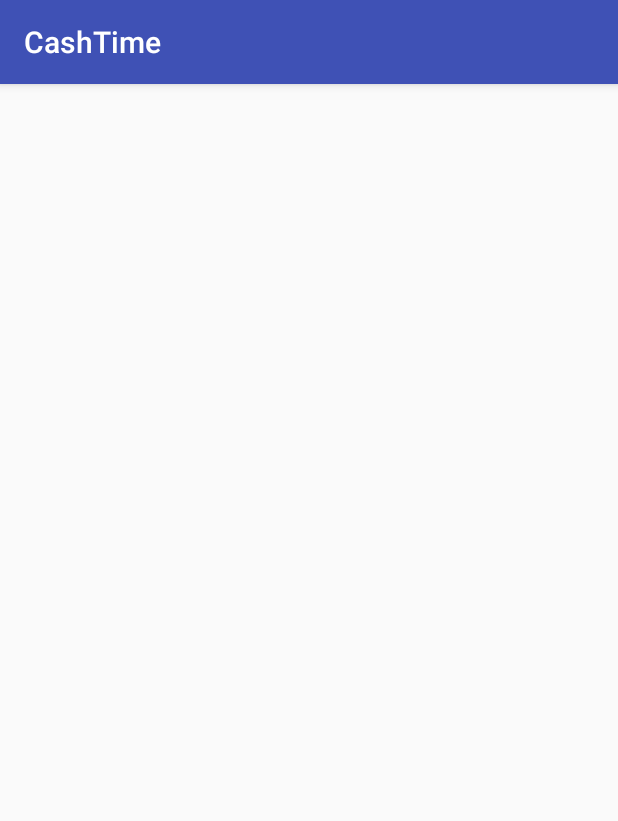
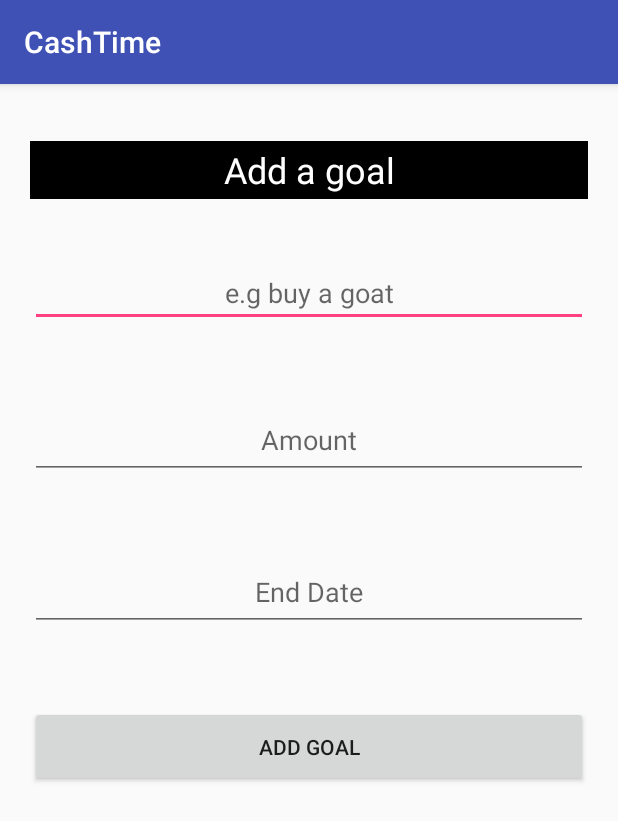
Before and after one commit to datalabuganda/CashTime, an Android app: the AddGoalActivity screen opened directly, with no data from a screen before it, on a phone screen of 412 x 824 dp. Shown: the top 821 px of the screen. Run offline under Robolectric (Android 15) with nearby library versions, the phone set to English and light mode, and no system bars.

Commit message:
modified add goal layout

```diff
--- a/app/src/main/res/layout/activity_add_goal.xml
+++ b/app/src/main/res/layout/activity_add_goal.xml
@@ -1,9 +1,71 @@
 <?xml version="1.0" encoding="utf-8"?>
-<android.support.constraint.ConstraintLayout xmlns:android="http://schemas.android.com/apk/res/android"
+<LinearLayout xmlns:android="http://schemas.android.com/apk/res/android"
     xmlns:app="http://schemas.android.com/apk/res-auto"
     xmlns:tools="http://schemas.android.com/tools"
     android:layout_width="match_parent"
+    android:orientation="vertical"
+    android:padding="20dp"
     android:layout_height="match_parent"
-    tools:context="com.cashtime.cashtimefinal.AddGoalActivity">
+    tools:context="com.cashtime.cashtimefinal.AddGoalActivity"
+    android:weightSum="1">
 
-</android.support.constraint.ConstraintLayout>
+    <TextView
+        android:id="@+id/textView2"
+        android:layout_width="match_parent"
+        android:layout_height="wrap_content"
+        android:gravity="center"
+        android:textSize="24dp"
+        android:textColor="#FFFFFF"
+        android:background="#000"
+        android:layout_marginTop="18dp"
+        android:layout_marginBottom="40dp"
+        android:text="@string/add_a_goal"
+        android:layout_alignParentTop="true"
+        android:layout_alignParentLeft="true"
+        android:layout_alignParentStart="true"
+        android:layout_weight="0.02" />
+
+    <EditText
+        android:id="@+id/etGoalName"
+        android:layout_width="match_parent"
+        android:layout_height="wrap_content"
+        android:layout_marginBottom="20dp"
+        android:ems="10"
+        android:inputType="textPersonName"
+        android:textAlignment="center"
+        android:hint="e.g buy a goat" />
+
+    <EditText
+        android:id="@+id/etGoalAmount"
+        android:layout_width="match_parent"
+        android:layout_height="wrap_content"
+        android:layout_weight="0.02"
+        android:layout_marginTop="30dp"
+        android:layout_marginBottom="20dp"
+        android:textAlignment="center"
+        android:hint="Amount"
+        android:ems="10"
+        android:inputType="number" />
+
+    <EditText
+        android:id="@+id/etGoalEndDate"
+        android:layout_width="match_parent"
+        android:layout_height="wrap_content"
+        android:layout_weight="0.02"
+        android:layout_marginTop="30dp"
+        android:layout_marginBottom="20dp"
+        android:textAlignment="center"
+        android:hint="End Date"
+        android:ems="10"
+        android:inputType="number" />
+
+    <Button
+        android:id="@+id/btnAddGoal"
+        android:layout_width="match_parent"
+        android:layout_height="wrap_content"
+        android:layout_weight="0.02"
+        android:layout_marginTop="30dp"
+        android:text="Add Goal" />
+
+
+</LinearLayout>
--- a/app/src/main/res/layout/activity_goal.xml
+++ b/app/src/main/res/layout/activity_goal.xml
@@ -33,7 +33,6 @@
         android:layout_marginTop="190dp"
         android:textStyle="italic"
         android:textColor="#000"
-        android:lineSpacingMultiplier="1.2"
         android:text="@string/no_goals_yet"
         android:textSize="18sp" />
 
--- a/app/src/main/res/values/strings.xml
+++ b/app/src/main/res/values/strings.xml
@@ -2,5 +2,6 @@
     <string name="app_name">CashTime</string>
     <string name="empty_fields_message">One or more fields are empty</string>
     <string name="title_activity_add_income">AddIncomeActivity</string>
-    <string name="no_goals_yet">No Goals added yet, Please Click + button below to add a personal goal you want to save for to continue.</string>
+    <string name="no_goals_yet">No Goals added yet, Please Click + to add a goal</string>
+    <string name="add_a_goal">Add a goal</string>
 </resources>
```
Also changed, not shown: app/src/main/res/drawable/plus_icon.png (added).
